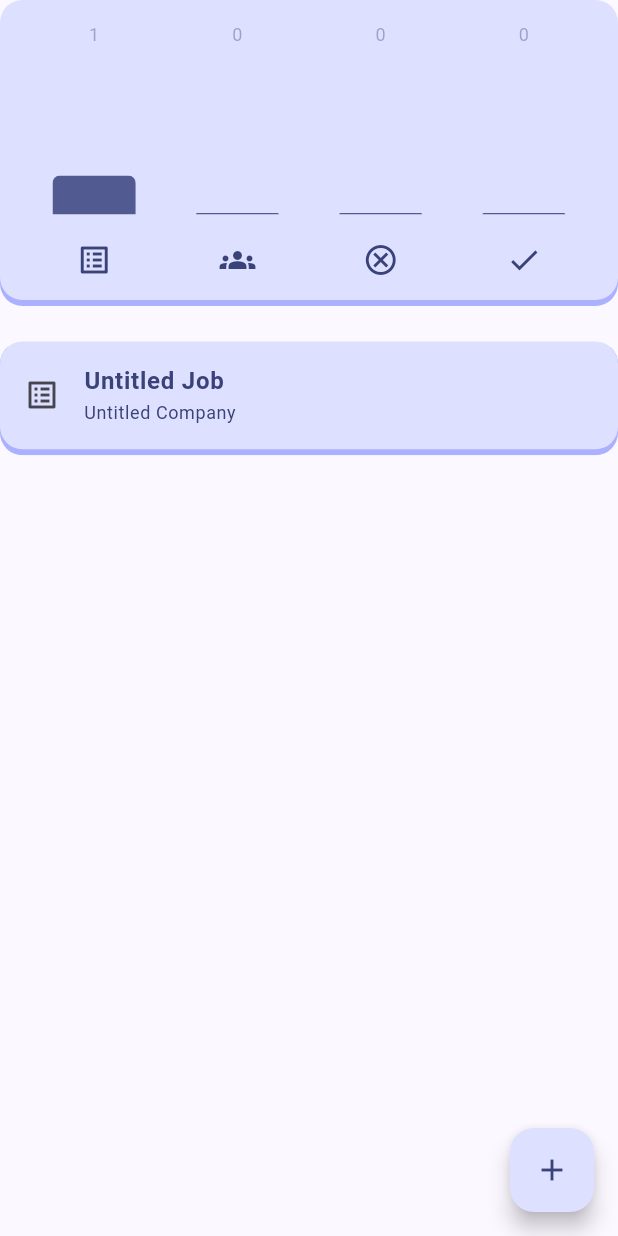
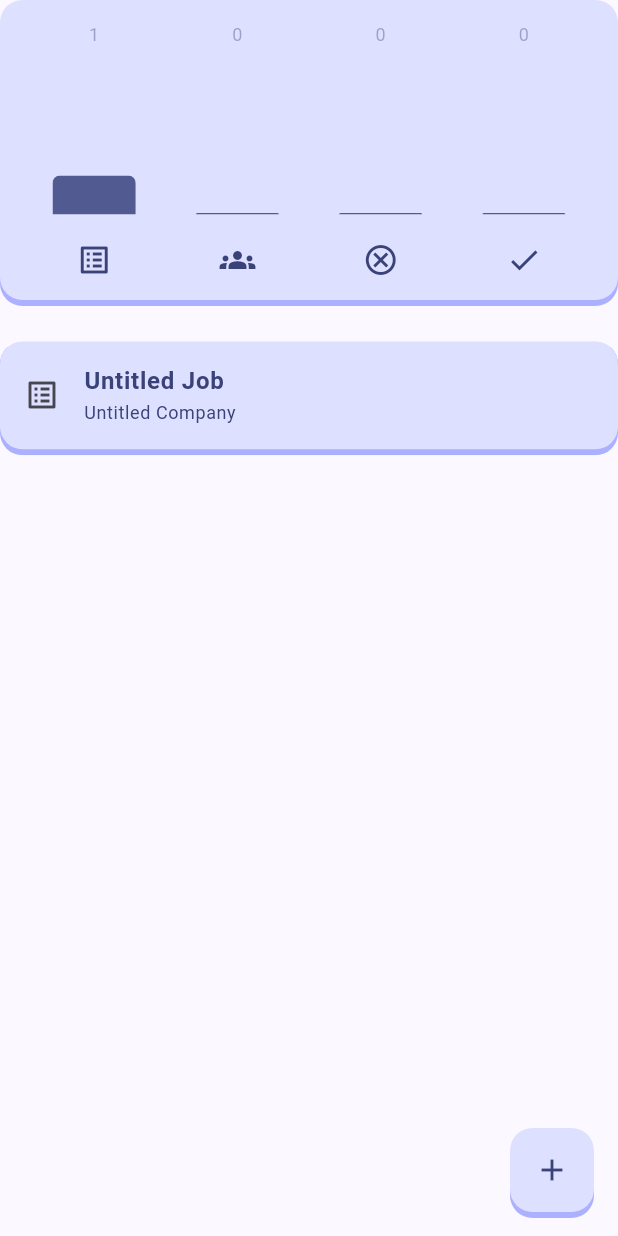
Before and after one commit to RazaMM/job_search, a Flutter app: the screen it shows after launch, after a tap on the "add" icon, on a phone screen of 412 x 824 dp. Run offline on Flutter 3.47's test engine with Material 3 defaults, Android fonts, the phone set to English and light mode, and no system bars; our stand-ins replace flutter_riverpod, freezed_annotation, google_fonts, riverpod_annotation, sqflite, sqflite_common_ffi; accounts and stored records are empty; generated files the repository leaves out were written again.

Commit message:
Add enhanced styling to dashboard and floating action button

```diff
--- a/lib/ui/home/dashboard.dart
+++ b/lib/ui/home/dashboard.dart
@@ -44,7 +44,15 @@ class Dashboard extends ConsumerWidget {
             Expanded(
               flex: 3,
               child: Container(
-                color: theme.colorScheme.surfaceContainerLow,
+                decoration: BoxDecoration(
+                  color: theme.colorScheme.surfaceContainerLow,
+                  boxShadow: [
+                    BoxShadow(
+                      color: theme.colorScheme.surfaceContainer,
+                      offset: const Offset(8, 0),
+                    )
+                  ],
+                ),
                 padding: EdgeInsets.all(15),
                 child: widget,
               ),
--- a/lib/ui/home/home_page.dart
+++ b/lib/ui/home/home_page.dart
@@ -2,7 +2,9 @@ import 'package:flutter/material.dart';
 import 'package:job_search/data/models/job.dart';
 import 'package:job_search/data/providers/jobs.dart';
 import 'package:flutter_riverpod/flutter_riverpod.dart';
+import 'package:job_search/ui/core/themes/theme.dart';
 import 'package:job_search/ui/home/dashboard.dart';
+import 'package:job_search/utils/brightness_shift.dart';
 
 class HomePage extends ConsumerWidget {
   const HomePage({super.key});
@@ -15,12 +17,29 @@ class HomePage extends ConsumerWidget {
 
   @override
   Widget build(BuildContext context, WidgetRef ref) {
+    final theme = Theme.of(context);
+
     return Scaffold(
-      floatingActionButton: FloatingActionButton(
-        onPressed: () {
-          onAddJob(ref);
-        },
-        child: Icon(Icons.add),
+      floatingActionButton: Container(
+        decoration: AppTheme.getBoxDecoration(
+          shadow: theme.colorScheme.primaryContainer.darken(0.1),
+          borderRadius: const BorderRadius.all(
+            AppTheme.radius,
+          ),
+        ),
+        child: FloatingActionButton(
+          elevation: 0,
+          hoverElevation: 0,
+          shape: const RoundedRectangleBorder(
+            borderRadius: BorderRadius.all(
+              AppTheme.radius,
+            ),
+          ),
+          onPressed: () {
+            onAddJob(ref);
+          },
+          child: Icon(Icons.add),
+        ),
       ),
       body: FutureBuilder(
         future: ref.read(jobsProvider.notifier).init(),
```
